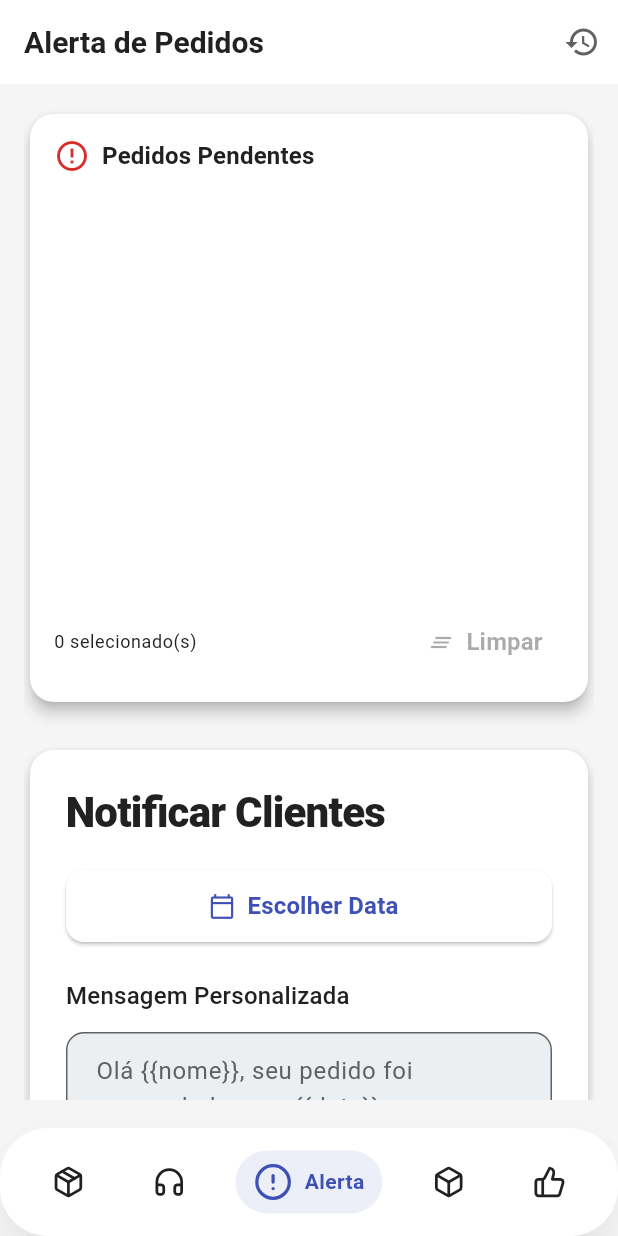
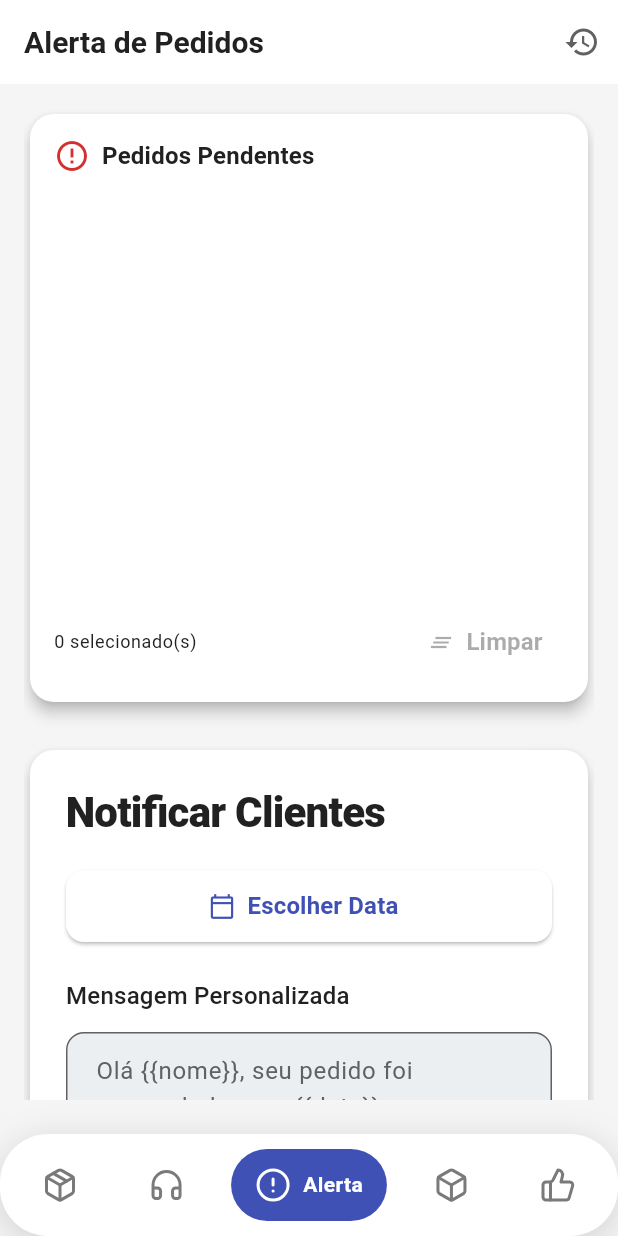
Before and after one commit to marandu-solutions/siga, a Flutter app: the screen it shows after launch, item 3 of the bottom bar chosen, on a phone screen of 412 x 824 dp. Run offline on Flutter 3.47's test engine with Material 3 defaults, Android fonts, the light colour scheme and no system bars; drawn by our look-alikes of google_nav_bar; our stand-ins replace fl_chart, flutter_screenutil, image_picker, lucide_icons, responsive_framework; missing offline and left inert: dart:html; network calls fail.

Commit message:
refactor: ajuste nas navbars

```diff
--- a/lib/Pages/HomePage/Components/bottom_nav_bar.dart
+++ b/lib/Pages/HomePage/Components/bottom_nav_bar.dart
@@ -1,5 +1,7 @@
-import 'dart:ui';
+// main.dart
+
 import 'package:flutter/material.dart';
+import 'package:google_nav_bar/google_nav_bar.dart';
 import 'package:lucide_icons/lucide_icons.dart';
 
 void main() {
@@ -7,7 +9,7 @@ void main() {
 }
 
 class MyApp extends StatelessWidget {
-  const MyApp({ Key? key }) : super(key: key);
+  const MyApp({Key? key}) : super(key: key);
 
   @override
   Widget build(BuildContext context) {
@@ -22,7 +24,7 @@ class MyApp extends StatelessWidget {
 }
 
 class FloatingNavPage extends StatefulWidget {
-  const FloatingNavPage({ Key? key }) : super(key: key);
+  const FloatingNavPage({Key? key}) : super(key: key);
 
   @override
   _FloatingNavPageState createState() => _FloatingNavPageState();
@@ -47,19 +49,19 @@ class _FloatingNavPageState extends State<FloatingNavPage> {
 
   @override
   Widget build(BuildContext context) {
-    // Altura estimada da BottomNavBar (para padding do conteúdo)
-    final navBarHeight = MediaQuery.of(context).size.width < 350 ? 56.0 : 72.0;
+    // A altura não é mais necessária aqui, pois a barra tem seu próprio tamanho.
+    // O padding pode ser ajustado se necessário.
+    const double bottomNavBarHeight = 90.0; // Altura estimada para o padding
 
     return Scaffold(
+      // Você pode adicionar um backgroundColor para ver o contraste da barra flutuante
+      backgroundColor: Colors.grey[100],
       body: Stack(
         children: [
-          // Conteúdo principal com padding para não ficar escondido
-          Padding(
-            padding: EdgeInsets.only(bottom: navBarHeight + 16),
-            child: _pages[_currentIndex],
-          ),
+          // Conteúdo principal
+          _pages[_currentIndex],
 
-          // Barra flutuante
+          // Barra flutuante posicionada na parte inferior
           Positioned(
             left: 16,
             right: 16,
@@ -75,6 +77,13 @@ class _FloatingNavPageState extends State<FloatingNavPage> {
   }
 }
 
+
+// --- INÍCIO DA CLASSE REFATORADA ---
+
+/// Uma barra de navegação inferior flutuante, moderna e animada.
+///
+/// Utiliza o pacote `google_nav_bar` para uma experiência de usuário superior,
+/// mantendo o design flutuante graças ao posicionamento na tela principal.
 class BottomNavBar extends StatelessWidget {
   final int selectedIndex;
   final ValueChanged<int> onItemSelected;
@@ -85,135 +94,64 @@ class BottomNavBar extends StatelessWidget {
     required this.onItemSelected,
   }) : super(key: key);
 
-  static const _navItems = <_NavItem>[
-    _NavItem(icon: LucideIcons.package, label: 'Pedidos'),
-    _NavItem(icon: LucideIcons.headphones, label: 'Atendimento'),
-    _NavItem(icon: LucideIcons.alertCircle, label: 'Alerta'),
-    _NavItem(icon: LucideIcons.box, label: 'Catálogo'),
-    _NavItem(icon: LucideIcons.thumbsUp, label: 'Feedbacks'),
+  // Mantemos os dados originais da sua UI
+  static const _navItems = [
+    {'icon': LucideIcons.package, 'label': 'Pedidos'},
+    {'icon': LucideIcons.headphones, 'label': 'Atendimento'},
+    {'icon': LucideIcons.alertCircle, 'label': 'Alerta'},
+    {'icon': LucideIcons.box, 'label': 'Catálogo'},
+    {'icon': LucideIcons.thumbsUp, 'label': 'Feedbacks'},
   ];
 
   @override
   Widget build(BuildContext context) {
     final theme = Theme.of(context);
-    final width = MediaQuery.of(context).size.width;
-    final isCompact = width < 350;
 
-    // Ajustes de padding e altura como você já fez
-    final hPad = isCompact ? 8.0 : 12.0;
-    final vPad = isCompact ? 10.0 : 12.0;
-    final navH = isCompact ? 60.0 : 72.0;
+    return Container(
+      // O Container cria o efeito de "cartão flutuante" com sombra e bordas arredondadas.
+      decoration: BoxDecoration(
+        color: theme.colorScheme.surface, // Cor de fundo da barra
+        borderRadius: BorderRadius.circular(32), // Bordas bem arredondadas
+        boxShadow: [
+          BoxShadow(
+            blurRadius: 20,
+            color: Colors.black.withOpacity(.15),
+            offset: const Offset(0, 5),
+          )
+        ],
+      ),
+      // Clip.antiAlias garante que o conteúdo da GNav respeite as bordas arredondadas.
+      clipBehavior: Clip.antiAlias,
+      child: Padding(
+        // Padding interno para a GNav não ficar colada nas bordas do cartão.
+        padding: const EdgeInsets.symmetric(horizontal: 12.0, vertical: 10),
+        child: GNav(
+          // Estilo dos botões e da barra
+          rippleColor: theme.primaryColor.withOpacity(0.1),
+          hoverColor: theme.primaryColor.withOpacity(0.05),
+          gap: 8, // Espaço entre o ícone e o texto quando selecionado
+          activeColor: Colors.white, // Cor do ícone e texto ativos
+          iconSize: 24,
+          padding: const EdgeInsets.symmetric(horizontal: 16, vertical: 12),
+          duration: const Duration(milliseconds: 300), // Duração da animação
+          tabBackgroundColor: theme.primaryColor, // Cor de fundo do item ativo
+          color: theme.colorScheme.onSurface.withOpacity(0.6), // Cor dos ícones inativos
 
-    return Card(
-      // Card é a forma ideal de criar um container flutuante
-      // que respeita o tema.
-      elevation: 10.0, // Elevação pronunciada para o efeito flutuante
-      shadowColor: theme.colorScheme.shadow.withOpacity(0.25),
-      margin: const EdgeInsets.all(0), // Removemos a margem padrão do Card
-      shape: RoundedRectangleBorder(
-        borderRadius: BorderRadius.circular(32),
-      ),
-      // Usamos o surfaceColor do NavigationBarTheme para consistência com o Material 3,
-      // ou um fallback para a cor de superfície do tema.
-      color: theme.navigationBarTheme.backgroundColor ?? theme.colorScheme.surface,
-      clipBehavior: Clip.antiAlias, // Previne que o InkWell vaze
-      child: Container(
-        height: navH,
-        padding: EdgeInsets.symmetric(horizontal: hPad, vertical: vPad),
-        child: Row(
-          mainAxisAlignment: MainAxisAlignment.spaceAround,
-          children: List.generate(_navItems.length, (index) {
+          // Gera as abas (GButton) a partir da nossa lista de dados
+          tabs: List.generate(_navItems.length, (index) {
             final item = _navItems[index];
-            final selected = index == selectedIndex;
-
-            // O _NavButton continua funcionando perfeitamente aqui!
-            return _NavButton(
-              icon: item.icon,
-              label: item.label,
-              selected: selected,
-              isCompact: isCompact,
-              onTap: () => onItemSelected(index),
+            return GButton(
+              icon: item['icon'] as IconData,
+              text: item['label'] as String,
             );
           }),
+
+          // Controle de estado
+          selectedIndex: selectedIndex,
+          onTabChange: onItemSelected, // Callback quando uma aba é tocada
         ),
       ),
     );
   }
 }
-
-class _NavButton extends StatelessWidget {
-  final IconData icon;
-  final String label;
-  final bool selected;
-  final bool isCompact;
-  final VoidCallback onTap;
-
-  const _NavButton({
-    Key? key,
-    required this.icon,
-    required this.label,
-    required this.selected,
-    required this.isCompact,
-    required this.onTap,
-  }) : super(key: key);
-
-  @override
-  Widget build(BuildContext context) {
-    final theme = Theme.of(context);
-    final isDark = theme.brightness == Brightness.dark;
-    final baseSize = isCompact ? 18.0 : 22.0;
-    final selSize = isCompact ? 22.0 : 26.0;
-    final horizPad = isCompact ? 8.0 : 12.0;
-    final vertPad = isCompact ? 4.0 : 8.0;
-
-    final selectedBg = theme.colorScheme.primaryContainer.withOpacity(isDark ? 0.5 : 0.3);
-    final splashClr = theme.colorScheme.primary.withOpacity(0.3);
-
-    final unselectedColor = theme.colorScheme.onSurface;
-    final selectedColor = isDark
-        ? theme.colorScheme.onPrimaryContainer
-        : theme.colorScheme.primary;
-
-    return Material(
-      color: Colors.transparent,
-      child: InkWell(
-        onTap: onTap,
-        borderRadius: BorderRadius.circular(24),
-        splashColor: splashClr,
-        child: AnimatedContainer(
-          duration: const Duration(milliseconds: 200),
-          padding: EdgeInsets.symmetric(horizontal: horizPad, vertical: vertPad),
-          decoration: BoxDecoration(
-            color: selected ? selectedBg : Colors.transparent,
-            borderRadius: BorderRadius.circular(24),
-          ),
-          child: Row(
-            children: [
-              Icon(
-                icon,
-                size: selected ? selSize : baseSize,
-                color: selected ? selectedColor : unselectedColor,
-              ),
-              if (selected && !isCompact) ...[
-                const SizedBox(width: 8),
-                Text(
-                  label,
-                  style: theme.textTheme.bodyMedium?.copyWith(
-                    color: selectedColor,
-                    fontWeight: FontWeight.w600,
-                  ),
-                ),
-              ],
-            ],
-          ),
-        ),
-      ),
-    );
-  }
-}
-
-class _NavItem {
-  final IconData icon;
-  final String label;
-  const _NavItem({required this.icon, required this.label});
-}
+// --- FIM DA CLASSE REFATORADA ---
--- a/pubspec.yaml
+++ b/pubspec.yaml
@@ -44,6 +44,7 @@ dependencies:
   provider: ^6.0.5
   image_picker: ^0.8.6
   http: ^1.4.0
+  google_nav_bar: ^5.0.7
 
 dev_dependencies:
   flutter_test:
```
Also changed, not shown: lib/Pages/HomePage/Components/sidebar.dart (+90 -166 lines), lib/Service/pedidos_service.dart (line endings or trailing spaces), pubspec.lock.
